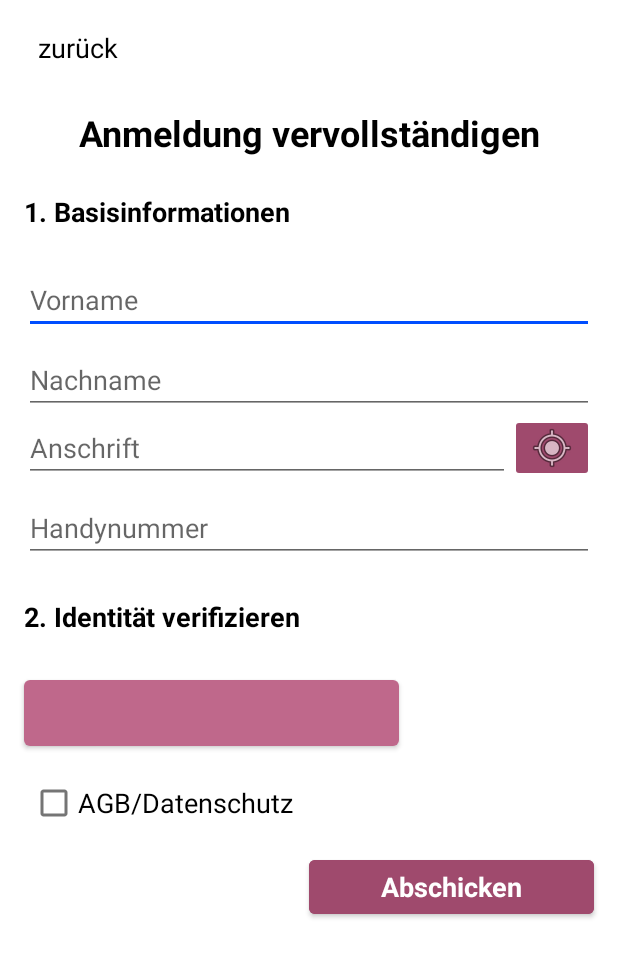
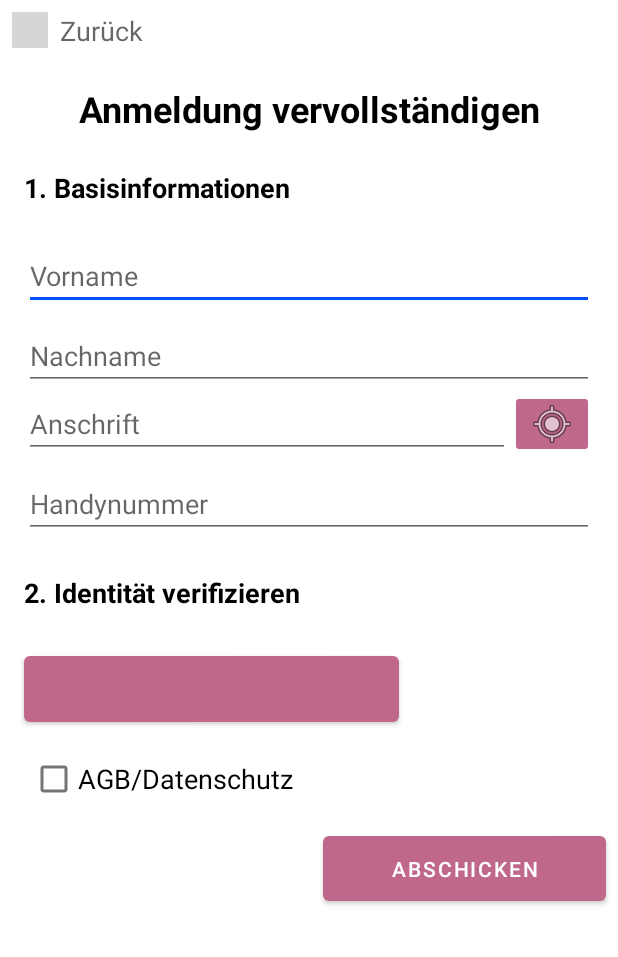
Before and after one commit to machbarschaft/machbarschaft-android, an Android app: the RegisterActivity screen opened directly, with no data from a screen before it, on a phone screen of 412 x 824 dp. Shown: the top 957 px of the screen. Run offline under Robolectric (Android 15) with nearby library versions, the phone set to English and light mode, and no system bars; libraries missing offline, so code that uses them is left out: com.passbase.passbase_sdk; plain views replace PassbaseButton; 6 statements that could not run were skipped; grey boxes are pictures that could not be loaded.

Commit message:
design scheme of registration fixed. Verify phone page: Send code again added

```diff
--- a/app/src/main/java/com/ks/einanrufhilft/view/register/RegisterActivity.java
+++ b/app/src/main/java/com/ks/einanrufhilft/view/register/RegisterActivity.java
@@ -45,7 +45,7 @@ public class RegisterActivity extends AppCompatActivity {
         context = this;
 
         // UI elements
-        Button btnBack = findViewById(R.id.registerBtnBack);
+        ImageButton btnBack = findViewById(R.id.registerBtnBack);
         Button btnSend = findViewById(R.id.registerBtnSend);
         ImageButton btnAddress = findViewById(R.id.registerBtnAdress);
         CheckBox agbBox = findViewById(R.id.registerCheckAGB);
@@ -157,7 +157,7 @@ public class RegisterActivity extends AppCompatActivity {
         try {
             SmsManager smsManager = SmsManager.getDefault();
             smsManager.sendTextMessage(phoneNo, null, code, null, null);
-            Toast.makeText(getApplicationContext(), "Message Sent",
+            Toast.makeText(getApplicationContext(), "SMS gesendet",
                     Toast.LENGTH_LONG).show();
         } catch (Exception ex) {
             Toast.makeText(getApplicationContext(),ex.getMessage().toString(),
--- a/app/src/main/res/layout/activity_register.xml
+++ b/app/src/main/res/layout/activity_register.xml
@@ -21,28 +21,12 @@
             android:layout_width="match_parent"
             android:layout_height="wrap_content">
 
-            <Button
-                android:id="@+id/registerBtnBack"
-                style="@style/Widget.MaterialComponents.Button.TextButton"
-                android:layout_width="wrap_content"
-                android:layout_height="wrap_content"
-                android:layout_marginStart="8dp"
-                android:layout_marginTop="8dp"
-                android:background="#ffffff"
-                android:backgroundTint="#ffffff"
-                android:backgroundTintMode="add"
-                android:text="@string/registerButtonBack"
-                android:textAppearance="@style/TextAppearance.AppCompat.Medium"
-                android:textColor="#000000"
-                app:layout_constraintStart_toStartOf="parent"
-                app:layout_constraintTop_toTopOf="parent" />
-
             <ImageButton
                 android:id="@+id/registerBtnAdress"
                 android:layout_width="wrap_content"
                 android:layout_height="0dp"
                 android:layout_marginEnd="16dp"
-                android:backgroundTint="#9F4A6D"
+                android:backgroundTint="@color/colorPrimary"
                 app:layout_constraintBottom_toBottomOf="@+id/registerTfAddress"
                 app:layout_constraintEnd_toEndOf="parent"
                 app:layout_constraintStart_toEndOf="@+id/registerTfAddress"
@@ -51,15 +35,15 @@
 
             <Button
                 android:id="@+id/registerBtnSend"
+                style="@style/Widget.MaterialComponents.Button"
                 android:layout_width="0dp"
                 android:layout_height="wrap_content"
-                android:layout_marginTop="8dp"
-                android:layout_marginEnd="16dp"
-                android:backgroundTint="#9F4A6D"
+                android:layout_margin="8dp"
+                android:layout_marginStart="8dp"
+                android:layout_marginTop="16dp"
+                android:layout_marginEnd="8dp"
+                android:padding="12dp"
                 android:text="@string/registerButtonSend"
-                android:textAppearance="@style/TextAppearance.AppCompat.Medium"
-                android:textColor="#ffffff"
-                android:textStyle="bold"
                 app:layout_constraintEnd_toEndOf="parent"
                 app:layout_constraintStart_toStartOf="@+id/guideline"
                 app:layout_constraintTop_toBottomOf="@+id/registerCheckAGB" />
@@ -69,7 +53,7 @@
                 android:layout_width="0dp"
                 android:layout_height="wrap_content"
                 android:layout_marginStart="8dp"
-                android:layout_marginTop="16dp"
+                android:layout_marginTop="24dp"
                 android:layout_marginEnd="8dp"
                 android:clickable="false"
                 android:editable="false"
@@ -81,7 +65,7 @@
                 android:textStyle="bold"
                 app:layout_constraintEnd_toEndOf="parent"
                 app:layout_constraintStart_toStartOf="parent"
-                app:layout_constraintTop_toBottomOf="@+id/registerBtnBack" />
+                app:layout_constraintTop_toBottomOf="@+id/registerLblBack" />
 
             <TextView
                 android:id="@+id/registerLblSubtitleFirst"
@@ -201,7 +185,31 @@
                 android:layout_width="wrap_content"
                 android:layout_height="wrap_content"
                 android:orientation="vertical"
-                app:layout_constraintGuide_percent="0.5" />
+                app:layout_constraintGuide_end="205dp" />
+
+            <ImageButton
+                android:id="@+id/registerBtnBack"
+                android:layout_width="wrap_content"
+                android:layout_height="wrap_content"
+                android:layout_marginStart="8dp"
+                android:layout_marginTop="8dp"
+                android:background="@color/transparent"
+                android:backgroundTint="@color/transparent"
+                app:layout_constraintStart_toStartOf="parent"
+                app:layout_constraintTop_toTopOf="parent"
+                app:srcCompat="?attr/homeAsUpIndicator" />
+
+            <TextView
+                android:id="@+id/registerLblBack"
+                android:layout_width="wrap_content"
+                android:layout_height="0dp"
+                android:layout_marginStart="8dp"
+                android:gravity="center"
+                android:text="@string/registerButtonBack"
+                android:textAppearance="@style/TextAppearance.AppCompat.Medium"
+                app:layout_constraintBottom_toBottomOf="@+id/registerBtnBack"
+                app:layout_constraintStart_toEndOf="@+id/registerBtnBack"
+                app:layout_constraintTop_toTopOf="@+id/registerBtnBack" />
 
         </androidx.constraintlayout.widget.ConstraintLayout>
     </ScrollView>
--- a/app/src/main/res/values/strings.xml
+++ b/app/src/main/res/values/strings.xml
@@ -20,7 +20,7 @@
     <string name="registerHintPhone">Handynummer</string>
     <string name="registerCheckAGB">AGB/Datenschutz</string>
     <string name="registerButtonSend">Abschicken</string>
-    <string name="registerButtonBack">zurück</string>
+    <string name="registerButtonBack">Zurück</string>
     <string name="verifyPhoneButton">Bestätigen</string>
     <string name="intro1_text">Melde dich als Helfer an</string>
     <string name="intro_2">Finde Personen in deinem Umkreis, denen du etwas Gutes tun kannst</string>
@@ -55,4 +55,5 @@
 
     <string name="title_back">Zurück</string>
     <string name="verifyTitle">Handynummer bestätigen</string>
+    <string name="verifyPhoneBtnSendCode">Code erneut senden</string>
 </resources>
```
Also changed, not shown: app/src/main/java/com/ks/einanrufhilft/view/register/VerifyPhoneActivity.java (+46 -0 lines), app/src/main/res/layout/activity_verify_phone.xml (+50 -24 lines).
